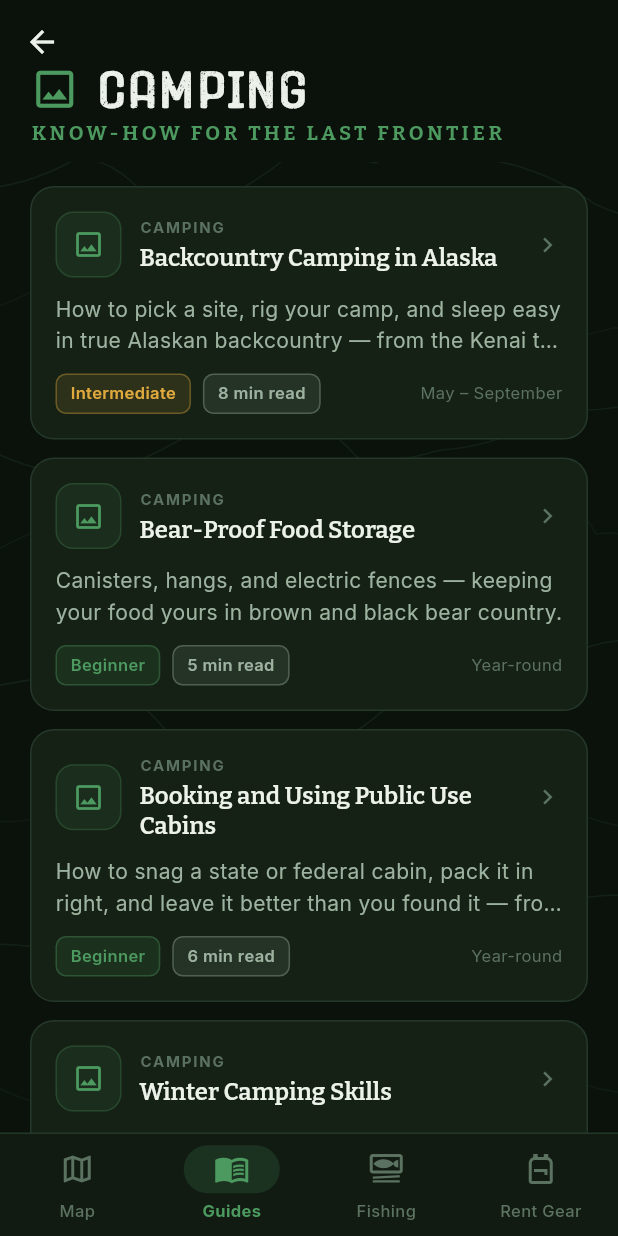
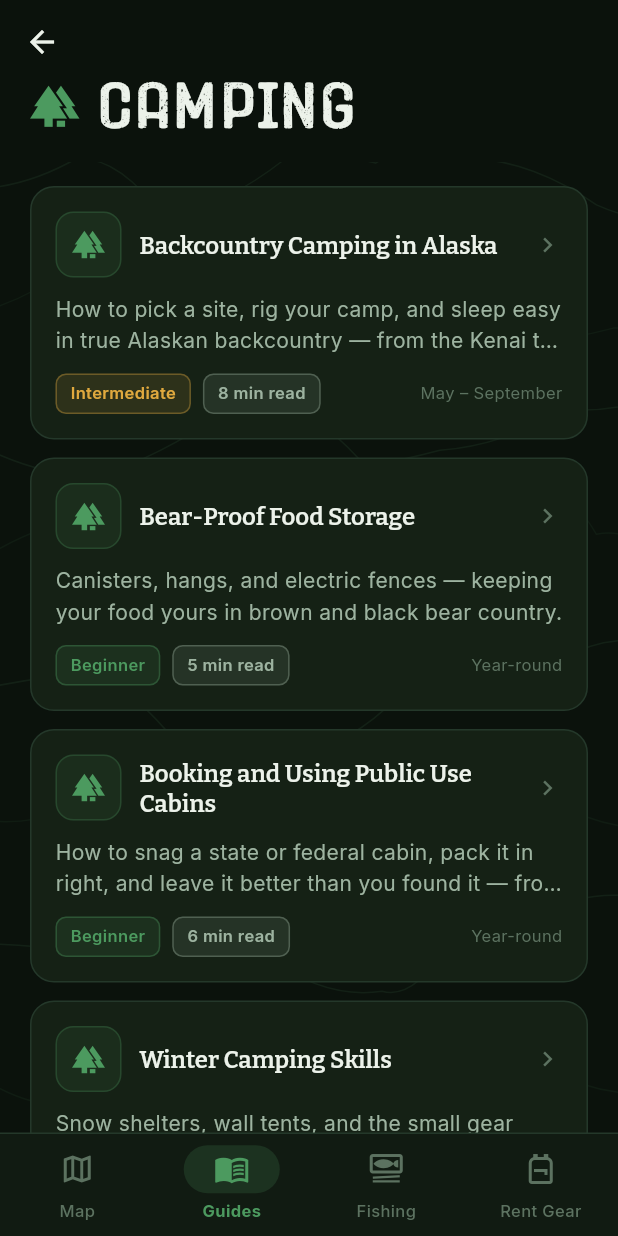
Before and after one commit to sambritch-netizen/AlaskaAtlas, a Flutter app: the GuidesScreen screen opened by its route, after a tap on "CAMPING", on a phone screen of 412 x 824 dp. Run offline on Flutter 3.47's test engine with Material 3 defaults, Android fonts, the phone set to English and light mode, and no system bars; our stand-ins replace flutter_map, flutter_riverpod, geolocator, go_router, google_fonts, latlong2 and 1 more; missing offline and left inert: flutter_map_marker_cluster; accounts and stored records are empty; network calls fail.

Commit message:
craft(guides): remove banned patterns across all guides screens
- Remove "KNOW-HOW FOR THE LAST FRONTIER" 9px tracked eyebrow from
  GuidesScreen and GuideCategoryScreen
- Remove per-card category eyebrow (10px tracked uppercase) from _GuideCard
- Replace side-stripe section headers (3px left border) in GuideDetailScreen
  with plain headlineSmall text
- Remove .copyWith(fontSize: 21) overrides so MudTrack renders at natural 26px
- Replace all Icons.image_outlined placeholders with guidesCategoryIcon()
- Downcase "N SPECIES" subtitle to sentence case, drop tracking
- Add guidesCategoryIcon() helper to common.dart; import in guides_screen.dart
  and species_list_screen.dart

https://claude.ai/code/session_013aUMyCsZgUEsVnTLQASyYT

```diff
--- a/lib/screens/guides/guide_category_screen.dart
+++ b/lib/screens/guides/guide_category_screen.dart
@@ -90,24 +90,12 @@ class GuideCategoryScreen extends StatelessWidget {
                   children: [
                     Row(
                       children: [
-                        const Icon(Icons.image_outlined,
+                        Icon(guidesCategoryIcon(category),
                             color: AppColors.pine, size: 22),
                         const SizedBox(width: 8),
                         Text(category,
-                            style: Theme.of(context)
-                                .textTheme
-                                .headlineMedium
-                                ?.copyWith(fontSize: 21)),
+                            style: Theme.of(context).textTheme.headlineMedium),
                       ],
-                    ),
-                    const Text(
-                      'KNOW-HOW FOR THE LAST FRONTIER',
-                      style: TextStyle(
-                        fontSize: 9,
-                        color: AppColors.pine,
-                        fontWeight: FontWeight.w700,
-                        letterSpacing: 1.6,
-                      ),
                     ),
                   ],
                 ),
@@ -185,7 +173,7 @@ class _SubcategoryCard extends StatelessWidget {
                     border: Border.all(
                         color: AppColors.pine.withValues(alpha: 0.25)),
                   ),
-                  child: const Icon(Icons.image_outlined,
+                  child: Icon(guidesCategoryIcon(subcategory.name),
                       color: AppColors.pine, size: 22),
                 ),
                 const SizedBox(width: 12),
@@ -256,28 +244,13 @@ class _GuideCard extends StatelessWidget {
                         border: Border.all(
                             color: AppColors.pine.withValues(alpha: 0.25)),
                       ),
-                      child: const Icon(Icons.image_outlined,
+                      child: Icon(guidesCategoryIcon(guide.category),
                           color: AppColors.pine, size: 22),
                     ),
                     const SizedBox(width: 12),
                     Expanded(
-                      child: Column(
-                        crossAxisAlignment: CrossAxisAlignment.start,
-                        children: [
-                          Text(
-                            guide.category.toUpperCase(),
-                            style: const TextStyle(
-                              fontSize: 10,
-                              fontWeight: FontWeight.w700,
-                              color: AppColors.textMuted,
-                              letterSpacing: 1.2,
-                            ),
-                          ),
-                          const SizedBox(height: 2),
-                          Text(guide.title,
-                              style: Theme.of(context).textTheme.titleLarge),
-                        ],
-                      ),
+                      child: Text(guide.title,
+                          style: Theme.of(context).textTheme.titleLarge),
                     ),
                     const Icon(Icons.chevron_right,
                         color: AppColors.textMuted, size: 20),
--- a/lib/widgets/common.dart
+++ b/lib/widgets/common.dart
@@ -1,6 +1,20 @@
 import 'package:flutter/material.dart';
 
 import '../theme/app_colors.dart';
+
+/// Maps a guide or species category/subcategory name to a real icon.
+IconData guidesCategoryIcon(String name) => switch (name) {
+      'Fishing' || 'Fish Species' => Icons.phishing,
+      'Wildlife' || 'Birds' || 'Land Animals' => Icons.pets,
+      'Camping' => Icons.forest,
+      'Hiking' => Icons.hiking,
+      'Harvesting' || 'Berries' || 'Mushrooms & Foraging' || 'Other Wild Edibles' =>
+        Icons.eco,
+      'Survival' => Icons.explore,
+      'Aurora' => Icons.nights_stay,
+      'Food' => Icons.restaurant,
+      _ => Icons.menu_book,
+    };
 
 /// Section heading used across screens.
 class SectionHeader extends StatelessWidget {
@@ -16,24 +30,12 @@ class SectionHeader extends StatelessWidget {
       child: Column(
         crossAxisAlignment: CrossAxisAlignment.start,
         children: [
-          Row(
-            children: [
-              Container(
-                width: 4,
-                height: 18,
-                decoration: BoxDecoration(
-                  color: AppColors.pine,
-                  borderRadius: BorderRadius.circular(2),
-                ),
-              ),
-              const SizedBox(width: 10),
-              Text(title, style: Theme.of(context).textTheme.headlineSmall),
-            ],
-          ),
+          Text(title, style: Theme.of(context).textTheme.headlineSmall),
           if (subtitle != null)
             Padding(
-              padding: const EdgeInsets.only(left: 14, top: 2),
-              child: Text(subtitle!, style: Theme.of(context).textTheme.bodySmall),
+              padding: const EdgeInsets.only(top: 2),
+              child:
+                  Text(subtitle!, style: Theme.of(context).textTheme.bodySmall),
             ),
         ],
       ),
```
Also changed, not shown: lib/screens/guides/guide_detail_screen.dart (+8 -25 lines), lib/screens/guides/guides_screen.dart (+5 -22 lines), lib/screens/guides/species_detail_screen.dart (+5 -7 lines), lib/screens/guides/species_list_screen.dart (+7 -10 lines).
